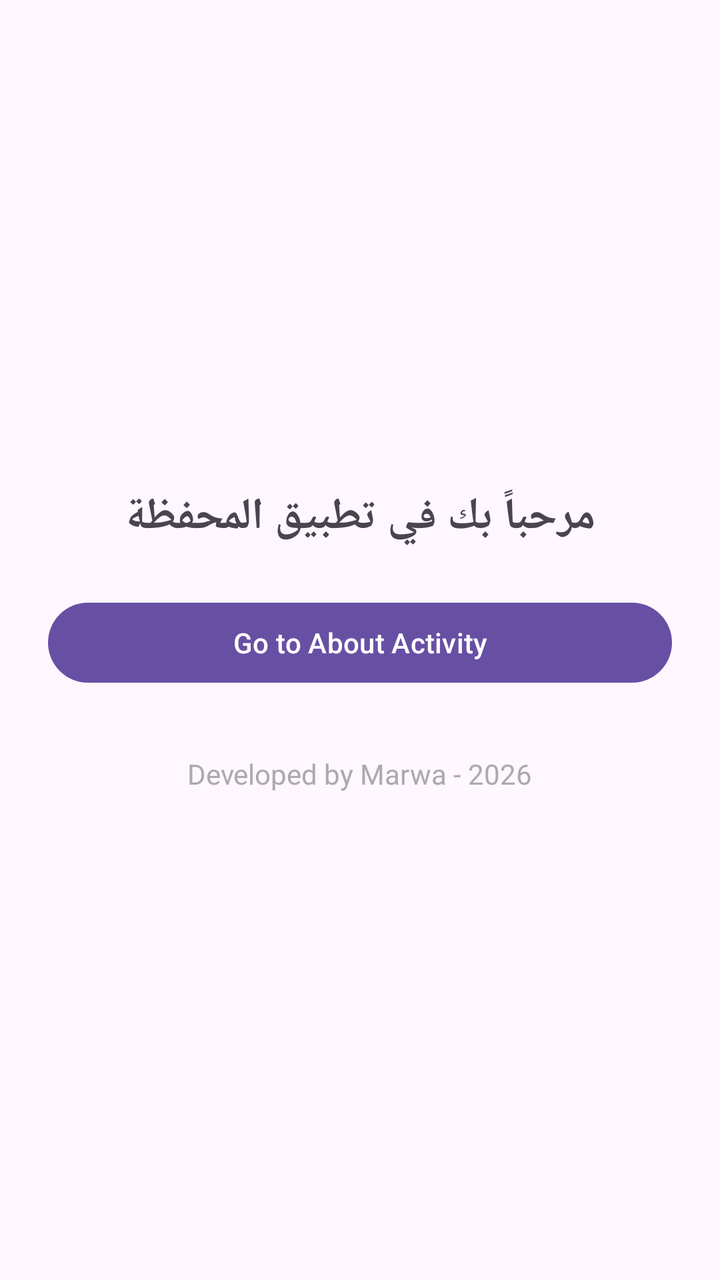
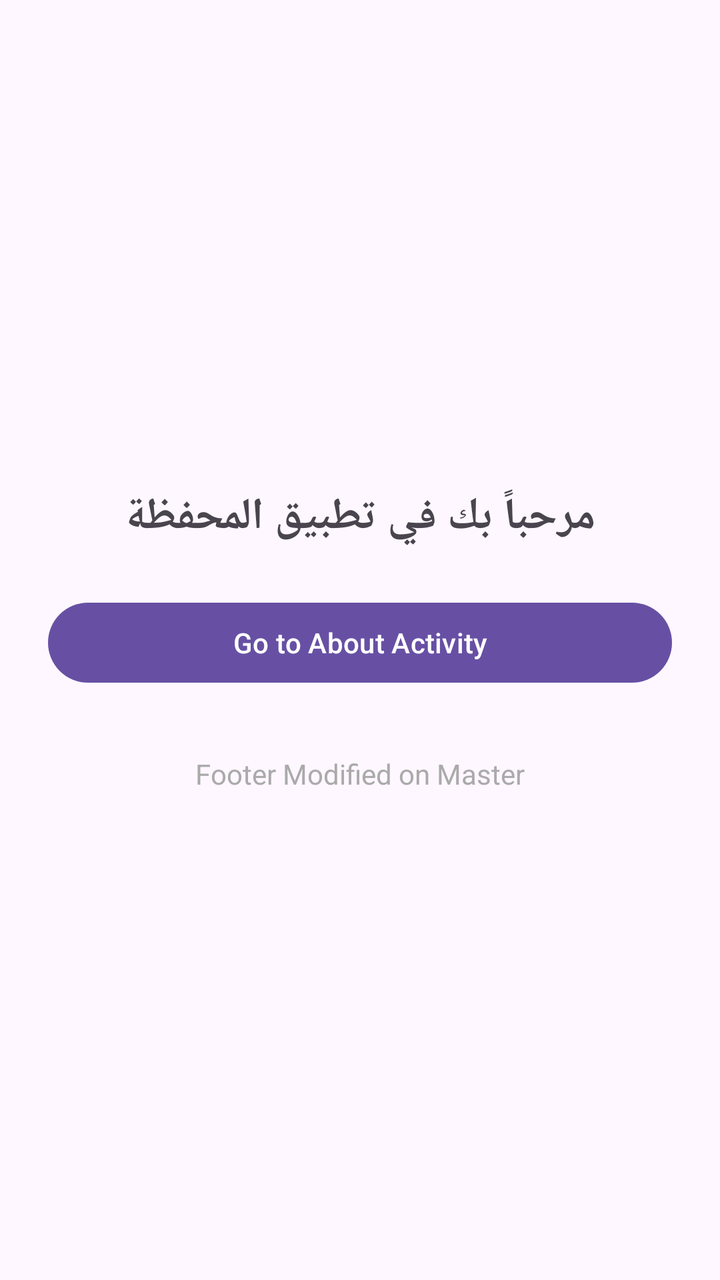

Screens rendered from an Android XML layout before and after an edit, with the pre-edit source and the edit as a unified diff.
<!-- AndroidManifest.xml: application theme Theme.HW1 -->
<!-- res/layout/activity_main.xml -->
<?xml version="1.0" encoding="utf-8"?>
<LinearLayout xmlns:android="http://schemas.android.com/apk/res/android"
    android:layout_width="match_parent"
    android:layout_height="match_parent"
    android:orientation="vertical"
    android:gravity="center"
    android:padding="24dp">

    <TextView
        android:layout_width="wrap_content"
        android:layout_height="wrap_content"
        android:text="مرحباً بك في تطبيق المحفظة"
        android:textSize="22sp"
        android:textStyle="bold"
        android:layout_marginBottom="24dp"/>

    <Button
        android:id="@+id/btnAbout"
        android:layout_width="match_parent"
        android:layout_height="wrap_content"
        android:text="Go to About Activity"/>


    <TextView
        android:layout_width="wrap_content"
        android:layout_height="wrap_content"
        android:text="Developed by Marwa - 2026"
        android:textSize="14sp"
        android:textColor="@android:color/darker_gray"
        android:layout_marginTop="32dp"/>

</LinearLayout>
<!-- resources referenced by this layout -->
<resources>
  <style name="Theme.HW1" parent="Base.Theme.HW1" />
  <style name="Base.Theme.HW1" parent="Theme.Material3.DayNight.NoActionBar">
          
          
      </style>
</resources>

<!-- the commit's change to res/layout/activity_main.xml (unified diff, before → after) -->
@@ -24,7 +24,7 @@
     <TextView
         android:layout_width="wrap_content"
         android:layout_height="wrap_content"
-        android:text="Developed by Marwa - 2026"
+        android:text="Footer Modified on Master"
         android:textSize="14sp"
         android:textColor="@android:color/darker_gray"
         android:layout_marginTop="32dp"/>
